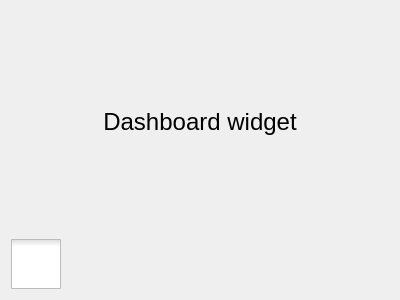
Before: the Qt Designer form rover_gui/ui/dashboard.ui in robotique-udes/rover, drawn with Qt 5.
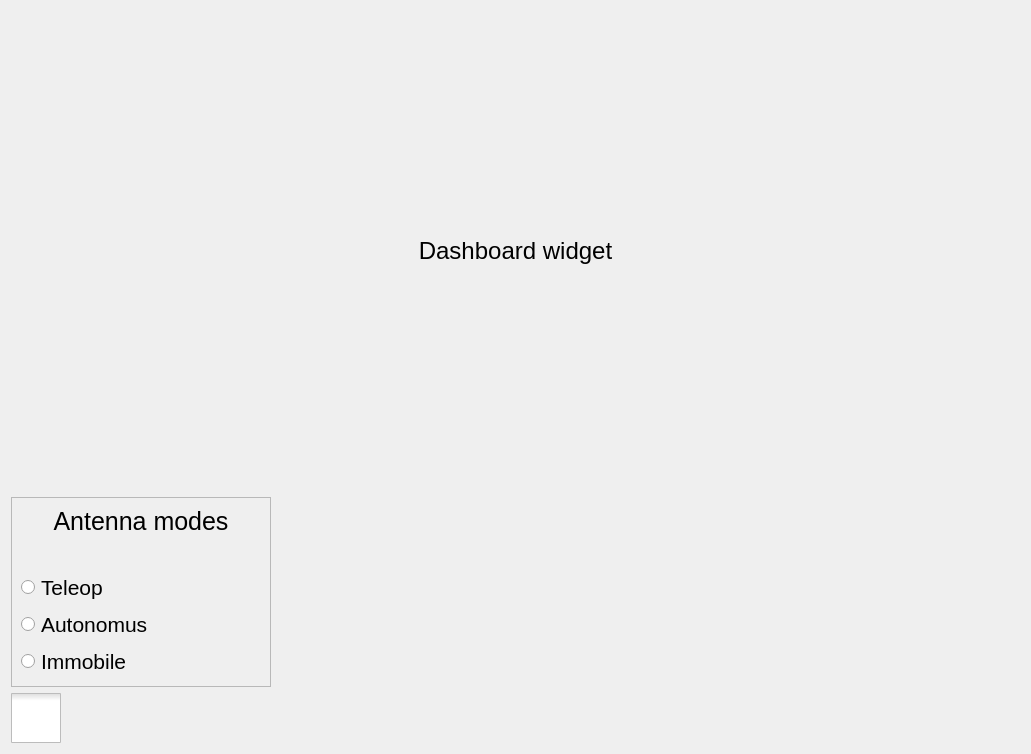
After: the same form once the commit is applied. Icons and pictures are not drawn.

Patch:
```diff
--- a/rover_gui/ui/dashboard.ui
+++ b/rover_gui/ui/dashboard.ui
@@ -6,15 +6,15 @@
    <rect>
     <x>0</x>
     <y>0</y>
-    <width>400</width>
-    <height>300</height>
+    <width>1031</width>
+    <height>754</height>
    </rect>
   </property>
   <property name="windowTitle">
    <string>Form</string>
   </property>
-  <layout class="QGridLayout" name="gridLayout">
-   <item row="0" column="0">
+  <layout class="QVBoxLayout" name="verticalLayout_2">
+   <item>
     <widget class="QLabel" name="label">
      <property name="font">
       <font>
@@ -29,7 +29,72 @@
      </property>
     </widget>
    </item>
-   <item row="1" column="0">
+   <item>
+    <widget class="QFrame" name="frame">
+     <property name="minimumSize">
+      <size>
+       <width>260</width>
+       <height>190</height>
+      </size>
+     </property>
+     <property name="maximumSize">
+      <size>
+       <width>260</width>
+       <height>190</height>
+      </size>
+     </property>
+     <property name="font">
+      <font>
+       <pointsize>16</pointsize>
+      </font>
+     </property>
+     <property name="frameShape">
+      <enum>QFrame::StyledPanel</enum>
+     </property>
+     <property name="frameShadow">
+      <enum>QFrame::Raised</enum>
+     </property>
+     <layout class="QVBoxLayout" name="verticalLayout">
+      <item>
+       <widget class="QLabel" name="label_2">
+        <property name="font">
+         <font>
+          <pointsize>19</pointsize>
+         </font>
+        </property>
+        <property name="text">
+         <string>Antenna modes</string>
+        </property>
+        <property name="alignment">
+         <set>Qt::AlignHCenter|Qt::AlignTop</set>
+        </property>
+       </widget>
+      </item>
+      <item>
+       <widget class="QRadioButton" name="rb_teleop">
+        <property name="text">
+         <string>Teleop</string>
+        </property>
+       </widget>
+      </item>
+      <item>
+       <widget class="QRadioButton" name="rb_autonomus">
+        <property name="text">
+         <string>Autonomus</string>
+        </property>
+       </widget>
+      </item>
+      <item>
+       <widget class="QRadioButton" name="rb_immobile">
+        <property name="text">
+         <string>Immobile</string>
+        </property>
+       </widget>
+      </item>
+     </layout>
+    </widget>
+   </item>
+   <item>
     <widget class="QCheckBox" name="checkBox">
      <property name="styleSheet">
       <string notr="true">QCheckBox::indicator {
```
